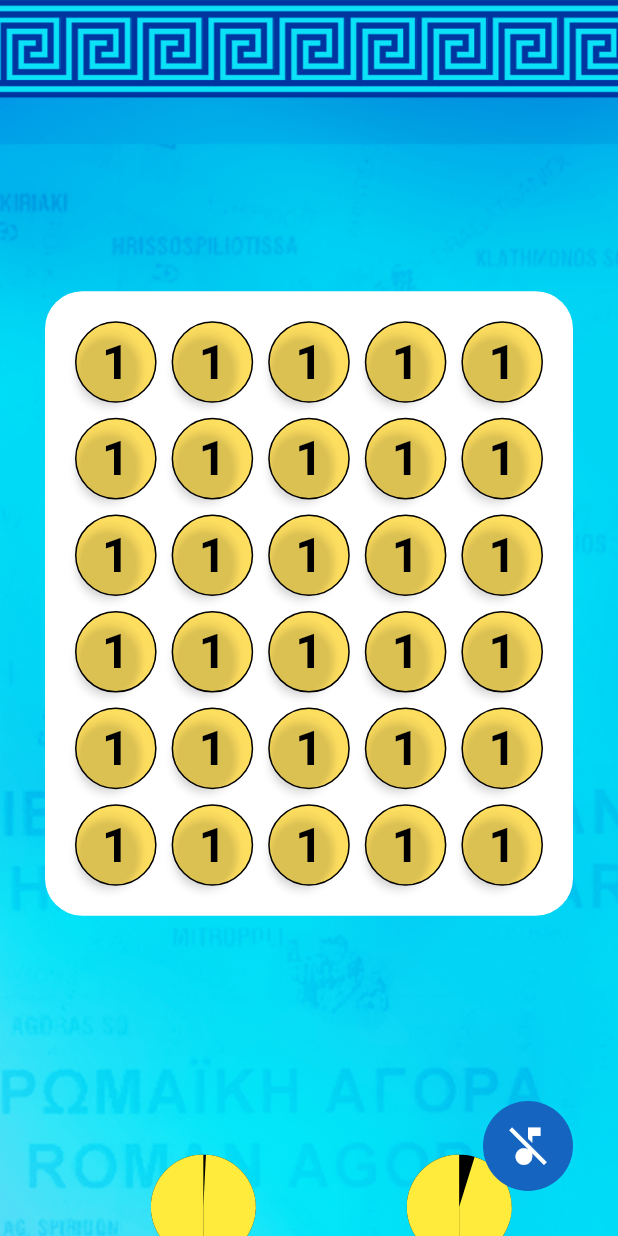
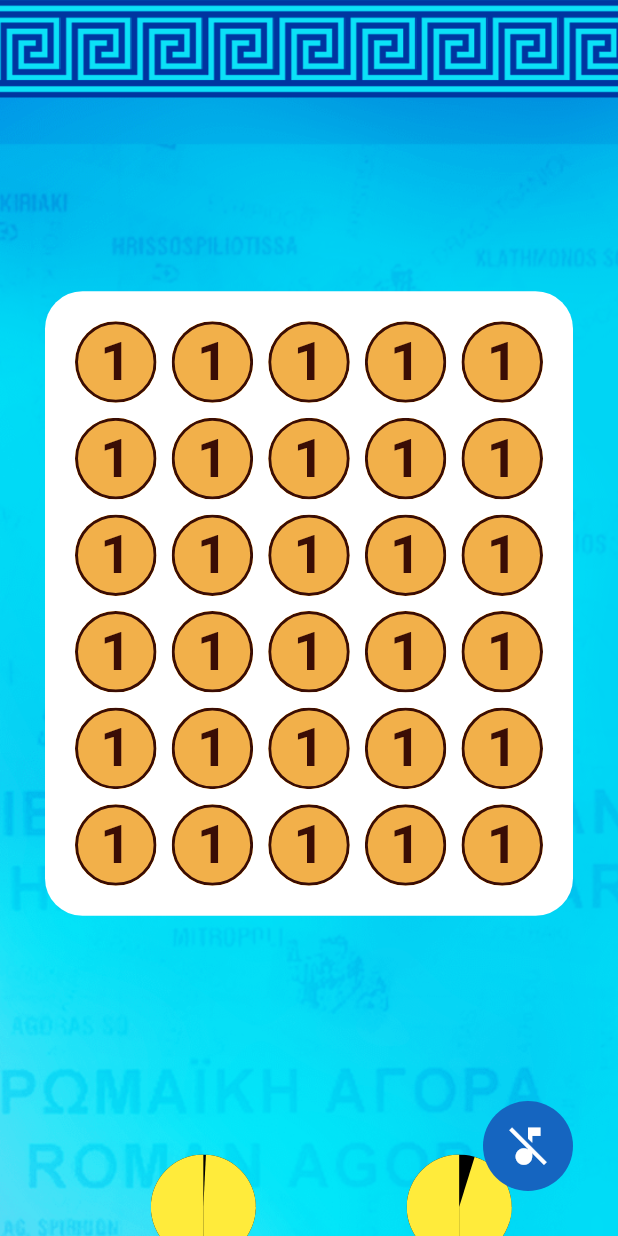
Before and after one commit to lcaprioli/numberz-game, a Flutter app: the screen it shows after launch, after a tap on "Start", on a phone screen of 412 x 824 dp. Run offline on Flutter 3.47's test engine with Material 2 defaults, Android fonts, the phone set to English and light mode, and no system bars; our stand-ins replace audioplayers, google_fonts.

Commit message:
tile improvement

```diff
--- a/lib/board/board_consts.dart
+++ b/lib/board/board_consts.dart
@@ -4,7 +4,7 @@ class BoardConsts {
   static const mobileWidth = 5;
   static const mobileHeight = 6;
   static const desktopWidth = 11;
-  static const desktopHeight = 5;
+  static const desktopHeight = 6;
 
   final levelScale = 5;
   final timeGap = 20;
@@ -17,10 +17,18 @@ class BoardConsts {
   final sequenceScore = 50;
 
   static Set<Color> tileColors = {
-    Color(0xfffede5f),
-    Color(0xffd64915),
-    Color(0xffe36825),
-    Color(0xffb88251),
-    Color(0xff927777),
+    Color(0xffef9d1e),
+    Color(0xffd75509),
+    Color(0xff4e0501),
+    Color(0xff39261c),
+    Color(0xff47403d),
   };
+
+  static List<Color> fontColors = [
+    Color(0xff3a0d05),
+    Color(0xffe8cfbc),
+    Color(0xfff5d268),
+    Color(0xfff7935c),
+    Colors.white,
+  ];
 }
--- a/lib/board/widgets/tile.dart
+++ b/lib/board/widgets/tile.dart
@@ -1,3 +1,5 @@
+import 'dart:ui';
+
 import 'package:flutter/material.dart';
 import 'package:google_fonts/google_fonts.dart';
 import 'package:numbers/board/models/tile_model.dart';
@@ -22,7 +24,9 @@ class Tile extends StatelessWidget {
         cursor: SystemMouseCursors.click,
         child: GestureDetector(
           behavior: HitTestBehavior.translucent,
+          child: ClipOval(
             child: Stack(
+              clipBehavior: Clip.antiAlias,
               children: [
                 Container(
                   decoration: BoxDecoration(
@@ -31,35 +35,58 @@ class Tile extends StatelessWidget {
                         : tile.burned
                             ? Colors.black
                             : BoardConsts.tileColors.elementAt(tile.number - 1),
-                  borderRadius: BorderRadius.circular(45),
-                  border: Border.all(
-                    color: Colors.black,
-                    width: 1,
                   ),
                 ),
-                child: Center(
-                  child: Text(
-                    '${tile.disposed ? '' : tile.number}',
-                    style: GoogleFonts.gfsNeohellenic(
-                      textStyle: TextStyle(
-                        color: tile.hasHit ? Colors.amber : Colors.black,
-                        fontWeight: FontWeight.bold,
-                        fontSize: 32.0,
+                Visibility(
+                  visible: !tile.burned,
+                  child: Positioned(
+                    top: -5,
+                    right: 0,
+                    width: 66,
+                    height: 66,
+                    child: Container(
+                      transform: Matrix4.skewX(.02),
+                      child: ClipOval(
+                        child: ColorFiltered(
+                          colorFilter: ColorFilter.mode(
+                            Colors.white.withOpacity(0.1),
+                            BlendMode.screen,
+                          ),
+                          child: Container(
+                            color: Colors.white.withOpacity(0.1),
                           ),
                         ),
                       ),
                     ),
                   ),
-              Padding(
-                padding: const EdgeInsets.only(right: 10.0, top: 5),
-                child: PhysicalModel(
-                    shadowColor: Colors.black.withOpacity(.5),
-                    color: Colors.transparent,
-                    borderRadius: BorderRadius.circular(45),
-                    elevation: 2,
-                    child: SizedBox.expand()),
+                ),
+                Center(
+                  child: FittedBox(
+                    child: Text(
+                      '${tile.disposed ? '' : tile.number}',
+                      style: GoogleFonts.gfsNeohellenic(
+                        textStyle: TextStyle(
+                          color: tile.hasHit
+                              ? Colors.amber
+                              : BoardConsts.fontColors.elementAt(tile.number - 1),
+                          fontWeight: FontWeight.bold,
+                          fontSize: 36.0,
+                        ),
+                      ),
+                    ),
+                  ),
+                ),
+                Container(
+                  decoration: BoxDecoration(
+                    borderRadius: BorderRadius.circular(75),
+                    border: Border.all(
+                      color: Color(0xFF3a0d05),
+                      width: 2,
+                    ),
+                  ),
                 ),
               ],
+            ),
           ),
         ),
       ),
```
Lines whose indentation alone changed are shown as unchanged.
